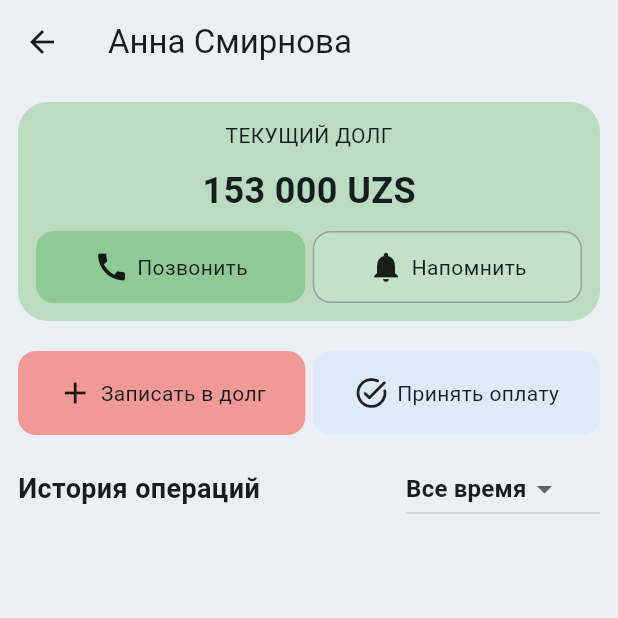
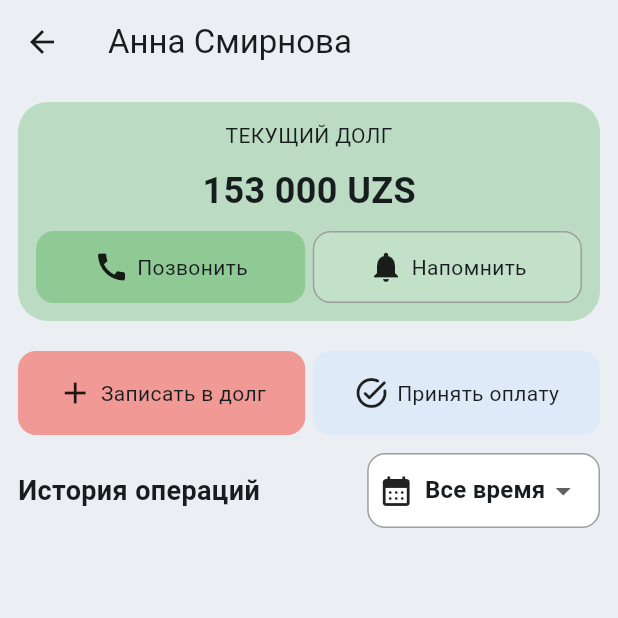
Before and after one commit to aleuatdinjaksilikov/Monex, a Flutter app: the ContactDetailScreen screen opened by its route, on a phone screen of 412 x 824 dp, the top half of it. Run offline on Flutter 3.47's test engine with Material 3 defaults, Android fonts, the light colour scheme and no system bars; our stand-ins replace device_preview, flutter_svg, go_router.

Commit message:
updated ui: screen contact detail

```diff
--- a/lib/features/contact_detail/contact_detail_screen.dart
+++ b/lib/features/contact_detail/contact_detail_screen.dart
@@ -2,14 +2,11 @@ import 'package:flutter/material.dart';
 import 'package:go_router/go_router.dart';
 import 'package:monex/core/utils/currency_format_ext.dart';
 import 'package:monex/core/widgets/app_button.dart';
+import 'package:monex/features/contact_detail/widgets/balance_section.dart';
+import 'package:monex/features/contact_detail/widgets/cd_action_buttons.dart';
+import 'package:monex/features/contact_detail/widgets/date_filter_widget.dart';
 
-final List<String> valuesOfFilter = [
-  "Все время",
-  "Сегодня",
-  "Неделя",
-  "Месяц",
-  "Год",
-];
+
 
 class ContactDetailScreen extends StatefulWidget {
   const ContactDetailScreen({super.key});
@@ -21,8 +18,6 @@ class ContactDetailScreen extends StatefulWidget {
 class _ContactDetailScreenState extends State<ContactDetailScreen>
     with TickerProviderStateMixin {
   late final TabController _tabController;
-
-  String dropDownvalue = valuesOfFilter.first;
 
   @override
   void initState() {
@@ -46,93 +41,14 @@ class _ContactDetailScreenState extends State<ContactDetailScreen>
           SliverToBoxAdapter(
             child: Padding(
               padding: const EdgeInsets.all(12.0),
-              child: Container(
-                decoration: BoxDecoration(
-                  color: Colors.green.withValues(alpha: 0.3),
-                  borderRadius: BorderRadius.circular(20),
-                ),
-                child: Padding(
-                  padding: const EdgeInsets.all(12.0),
-                  child: Column(
-                    crossAxisAlignment: .center,
-                    children: [
-                      Text("ТЕКУЩИЙ ДОЛГ", style: TextStyle(fontSize: 14)),
-                      SizedBox(height: 10),
-                      Text(
-                        153000.toCurrency(symbol: "UZS"),
-                        style: TextStyle(fontSize: 24, fontWeight: .bold),
-                      ),
-                      SizedBox(height: 10),
-                      Row(
-                        mainAxisAlignment: .center,
-                        children: [
-                          Expanded(
-                            child: AppButton(
-                              onTap: () {},
-                              bacgroundColor: Colors.green.withValues(
-                                alpha: 0.4,
-                              ),
-                              height: 48,
-                              children: [
-                                Icon(Icons.call),
-                                SizedBox(width: 5),
-                                Text("Позвонить"),
-                              ],
-                            ),
-                          ),
-                          SizedBox(width: 5),
-                          Expanded(
-                            child: AppButton(
-                              withBorder: true,
-                              height: 48,
-                              onTap: () {},
-                              bacgroundColor: Colors.white12,
-                              children: [
-                                Icon(Icons.notifications),
-                                SizedBox(width: 5),
-                                Text("Напомнить"),
-                              ],
-                            ),
-                          ),
-                        ],
-                      ),
-                    ],
-                  ),
-                ),
-              ),
+              child: BalanceSection()
             ),
           ),
 
           SliverToBoxAdapter(
             child: Padding(
               padding: const EdgeInsets.only(left: 12, right: 12, top: 8),
-              child: Row(
-                children: [
-                  Expanded(
-                    child: AppButton(
-                      onTap: () {},
-                      bacgroundColor: Colors.red.withValues(alpha: 0.5),
-                      children: [
-                        Icon(Icons.add),
-                        SizedBox(width: 5),
-                        Text("Записать в долг"),
-                      ],
-                    ),
-                  ),
-                  SizedBox(width: 5),
-                  Expanded(
-                    child: AppButton(
-                      onTap: () {},
-                      bacgroundColor: Color(0xFFDEEAF7),
-                      children: [
-                        Icon(Icons.task_alt_rounded),
-                        SizedBox(width: 5),
-                        Text("Принять оплату"),
-                      ],
-                    ),
-                  ),
-                ],
-              ),
+              child: CDActionButtons()
             ),
           ),
 
@@ -140,35 +56,31 @@ class _ContactDetailScreenState extends State<ContactDetailScreen>
             child: Padding(
               padding: const EdgeInsets.all(12),
               child: Row(
+                crossAxisAlignment: .center,
                 children: [
                   Expanded(
-                    flex: 2,
+                    flex: 3,
                     child: Text(
                       "История операций",
                       style: TextStyle(fontSize: 18, fontWeight: .bold),
                     ),
                   ),
                   Expanded(
-                    flex: 1,
-                    child: DropdownButton<String>(
-                      value: valuesOfFilter.first,
-                      onChanged: (String? value) {
-                        setState(() {
-                          dropDownvalue = value!;
-                        });
-                      },
-                      items: valuesOfFilter.map<DropdownMenuItem<String>>((String value) {
-                        return DropdownMenuItem<String>(
-                          value: value,
-                          child: Text(value,style: TextStyle(fontWeight: .bold),),
-                        );
-                      }).toList(),
-                    ),
+                    flex: 2,
+                    child: DateFilterWidget()
                   ),
                 ],
               ),
             ),
           ),
+
+          SliverList(delegate: SliverChildBuilderDelegate(
+            (context,index){
+              // return OperationItem();
+            },
+            childCount: 10
+          ))
+
 
           // SliverPersistentHeader(
           //   pinned: true,
--- /dev/null
+++ b/lib/features/contact_detail/widgets/balance_section.dart
@@ -0,0 +1,63 @@
+import 'package:flutter/material.dart';
+import 'package:monex/core/utils/currency_format_ext.dart';
+import 'package:monex/core/widgets/app_button.dart';
+
+class BalanceSection extends StatelessWidget {
+  const BalanceSection({super.key});
+
+  @override
+  Widget build(BuildContext context) {
+    return Container(
+      decoration: BoxDecoration(
+        color: Colors.green.withValues(alpha: 0.3),
+        borderRadius: BorderRadius.circular(20),
+      ),
+      child: Padding(
+        padding: const EdgeInsets.all(12.0),
+        child: Column(
+          crossAxisAlignment: .center,
+          children: [
+            Text("ТЕКУЩИЙ ДОЛГ", style: TextStyle(fontSize: 14)),
+            SizedBox(height: 10),
+            Text(
+              153000.toCurrency(symbol: "UZS"),
+              style: TextStyle(fontSize: 24, fontWeight: .bold),
+            ),
+            SizedBox(height: 10),
+            Row(
+              mainAxisAlignment: .center,
+              children: [
+                Expanded(
+                  child: AppButton(
+                    onTap: () {},
+                    bacgroundColor: Colors.green.withValues(alpha: 0.4),
+                    height: 48,
+                    children: [
+                      Icon(Icons.call),
+                      SizedBox(width: 5),
+                      Text("Позвонить"),
+                    ],
+                  ),
+                ),
+                SizedBox(width: 5),
+                Expanded(
+                  child: AppButton(
+                    withBorder: true,
+                    height: 48,
+                    onTap: () {},
+                    bacgroundColor: Colors.white12,
+                    children: [
+                      Icon(Icons.notifications),
+                      SizedBox(width: 5),
+                      Text("Напомнить"),
+                    ],
+                  ),
+                ),
+              ],
+            ),
+          ],
+        ),
+      ),
+    );
+  }
+}
--- /dev/null
+++ b/lib/features/contact_detail/widgets/cd_action_buttons.dart
@@ -0,0 +1,37 @@
+import 'package:flutter/material.dart';
+import 'package:monex/core/widgets/app_button.dart';
+
+class CDActionButtons extends StatelessWidget {
+  const CDActionButtons({super.key});
+
+  @override
+  Widget build(BuildContext context) {
+    return Row(
+      children: [
+        Expanded(
+          child: AppButton(
+            onTap: () {},
+            bacgroundColor: Colors.red.withValues(alpha: 0.5),
+            children: [
+              Icon(Icons.add),
+              SizedBox(width: 5),
+              Text("Записать в долг"),
+            ],
+          ),
+        ),
+        SizedBox(width: 5),
+        Expanded(
+          child: AppButton(
+            onTap: () {},
+            bacgroundColor: Color(0xFFDEEAF7),
+            children: [
+              Icon(Icons.task_alt_rounded),
+              SizedBox(width: 5),
+              Text("Принять оплату"),
+            ],
+          ),
+        ),
+      ],
+    );
+  }
+}
--- /dev/null
+++ b/lib/features/contact_detail/widgets/date_filter_widget.dart
@@ -0,0 +1,56 @@
+import 'package:flutter/material.dart';
+
+final List<String> valuesOfFilter = [
+  "Все время",
+  "Сегодня",
+  "Неделя",
+  "Месяц",
+  "Год",
+];
+
+class DateFilterWidget extends StatefulWidget {
+  const DateFilterWidget({super.key});
+
+  @override
+  State<DateFilterWidget> createState() => _DateFilterWidgetState();
+}
+
+class _DateFilterWidgetState extends State<DateFilterWidget> {
+  String dropDownValue = valuesOfFilter.first;
+
+  @override
+  Widget build(BuildContext context) {
+    return Container(
+      decoration: BoxDecoration(
+        borderRadius: BorderRadius.circular(12),
+        color: Colors.white,
+        border: Border.all(width: 1, color: Colors.grey),
+      ),
+      child: Row(
+        mainAxisAlignment: .center,
+        children: [
+          Icon(Icons.calendar_month_rounded),
+          SizedBox(width: 2),
+          DropdownButton<String>(
+            dropdownColor: Colors.white,
+            padding: EdgeInsets.only(left: 5, right: 5),
+            borderRadius: BorderRadius.circular(12),
+            underline: SizedBox(height: 0),
+            value: dropDownValue,
+            onChanged: (String? value) {
+              setState(() {
+                dropDownValue = value!;
+              });
+            },
+            items: valuesOfFilter.map<DropdownMenuItem<String>>((String value) {
+              return DropdownMenuItem<String>(
+                value: value,
+                child: Text(value, style: TextStyle(fontWeight: .bold)),
+              );
+            }).toList(),
+          ),
+        ],
+      ),
+    );
+  }
+}
```
Also changed, not shown: lib/features/contact_detail/widgets/operation_item.dart (added).
